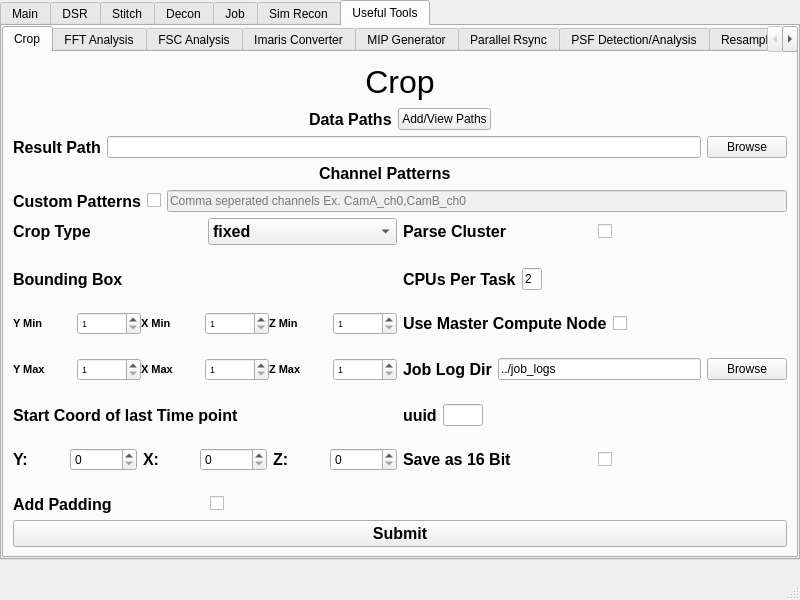
Qt form src/mainwindow.ui (abcucberkeley/PetaKit5D-GUI) before a commit.
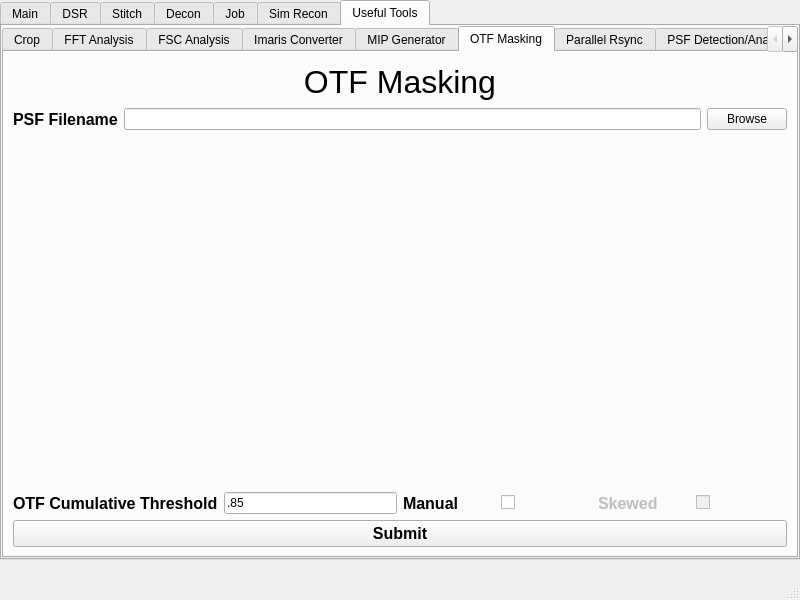
The same form after that commit. The open tabs and pages were chosen to show the change.

Commit message: Added OTF Masking to Useful Tools

Diff of the .ui file:
```diff
--- a/src/mainwindow.ui
+++ b/src/mainwindow.ui
@@ -9647,6 +9647,191 @@
           </item>
          </layout>
         </widget>
+        <widget class="QWidget" name="otfMasking">
+         <attribute name="title">
+          <string>OTF Masking</string>
+         </attribute>
+         <layout class="QGridLayout" name="gridLayout_20" rowstretch="1,10,1">
+          <item row="0" column="0">
+           <layout class="QVBoxLayout" name="verticalLayout_48">
+            <item>
+             <layout class="QHBoxLayout" name="horizontalLayout_223">
+              <item>
+               <widget class="QLabel" name="otfMaskingLabel">
+                <property name="sizePolicy">
+                 <sizepolicy hsizetype="Preferred" vsizetype="Preferred">
+                  <horstretch>0</horstretch>
+                  <verstretch>0</verstretch>
+                 </sizepolicy>
+                </property>
+                <property name="font">
+                 <font>
+                  <pointsize>24</pointsize>
+                  <strikeout>false</strikeout>
+                  <kerning>true</kerning>
+                 </font>
+                </property>
+                <property name="text">
+                 <string>OTF Masking</string>
+                </property>
+                <property name="alignment">
+                 <set>Qt::AlignCenter</set>
+                </property>
+               </widget>
+              </item>
+             </layout>
+            </item>
+           </layout>
+          </item>
+          <item row="1" column="0">
+           <layout class="QVBoxLayout" name="verticalLayout_49" stretch="1,1,1">
+            <item>
+             <layout class="QHBoxLayout" name="horizontalLayout_124">
+              <item>
+               <widget class="QLabel" name="otfMaskingPSFFilenameLabel">
+                <property name="font">
+                 <font>
+                  <pointsize>12</pointsize>
+                  <bold>true</bold>
+                 </font>
+                </property>
+                <property name="text">
+                 <string>PSF Filename</string>
+                </property>
+               </widget>
+              </item>
+              <item>
+               <widget class="QLineEdit" name="otfMaskingPSFFilenameLineEdit">
+                <property name="text">
+                 <string/>
+                </property>
+               </widget>
+              </item>
+              <item>
+               <widget class="QPushButton" name="otfMaskingPSFFilenameBrowseButton">
+                <property name="text">
+                 <string>Browse</string>
+                </property>
+               </widget>
+              </item>
+             </layout>
+            </item>
+            <item>
+             <spacer name="verticalSpacer_112">
+              <property name="orientation">
+               <enum>Qt::Vertical</enum>
+              </property>
+              <property name="sizeHint" stdset="0">
+               <size>
+                <width>20</width>
+                <height>40</height>
+               </size>
+              </property>
+             </spacer>
+            </item>
+            <item>
+             <layout class="QHBoxLayout" name="horizontalLayout_37" stretch="1,1">
+              <item>
+               <layout class="QHBoxLayout" name="horizontalLayout_127" stretch="1,1">
+                <item>
+                 <widget class="QLabel" name="otfMaskingOTFCumThreshLabel">
+                  <property name="font">
+                   <font>
+                    <pointsize>12</pointsize>
+                    <bold>true</bold>
+                   </font>
+                  </property>
+                  <property name="text">
+                   <string>OTF Cumulative Threshold</string>
+                  </property>
+                 </widget>
+                </item>
+                <item>
+                 <widget class="QLineEdit" name="otfMaskingOTFCumThreshLineEdit">
+                  <property name="text">
+                   <string>.85</string>
+                  </property>
+                 </widget>
+                </item>
+               </layout>
+              </item>
+              <item>
+               <layout class="QHBoxLayout" name="horizontalLayout_224" stretch="1,1,1,1">
+                <item>
+                 <widget class="QLabel" name="otfMaskingSkewedManualLabel">
+                  <property name="font">
+                   <font>
+                    <pointsize>12</pointsize>
+                    <bold>true</bold>
+                   </font>
+                  </property>
+                  <property name="text">
+                   <string>Manual</string>
+                  </property>
+                 </widget>
+                </item>
+                <item>
+                 <widget class="QCheckBox" name="otfMaskingSkewedManualCheckBox">
+                  <property name="text">
+                   <string/>
+                  </property>
+                 </widget>
+                </item>
+                <item>
+                 <widget class="QLabel" name="otfMaskingSkewedLabel">
+                  <property name="enabled">
+                   <bool>false</bool>
+                  </property>
+                  <property name="font">
+                   <font>
+                    <pointsize>12</pointsize>
+                    <bold>true</bold>
+                   </font>
+                  </property>
+                  <property name="text">
+                   <string>Skewed</string>
+                  </property>
+                 </widget>
+                </item>
+                <item>
+                 <widget class="QCheckBox" name="otfMaskingSkewedCheckBox">
+                  <property name="enabled">
+                   <bool>false</bool>
+                  </property>
+                  <property name="text">
+                   <string/>
+                  </property>
+                 </widget>
+                </item>
+               </layout>
+              </item>
+             </layout>
+            </item>
+           </layout>
+          </item>
+          <item row="2" column="0">
+           <layout class="QVBoxLayout" name="verticalLayout_50">
+            <item>
+             <layout class="QHBoxLayout" name="horizontalLayout_226">
+              <item>
+               <widget class="QPushButton" name="otfMaskingSubmitButton">
+                <property name="font">
+                 <font>
+                  <pointsize>12</pointsize>
+                  <bold>true</bold>
+                 </font>
+                </property>
+                <property name="text">
+                 <string>Submit</string>
+                </property>
+               </widget>
+              </item>
+             </layout>
+            </item>
+           </layout>
+          </item>
+         </layout>
+        </widget>
         <widget class="QWidget" name="parallelRsync">
          <attribute name="title">
           <string>Parallel Rsync</string>
```
Left out of the diff: 6 changed lines with no effect on the pictures. The commit also changes 2 other files.
